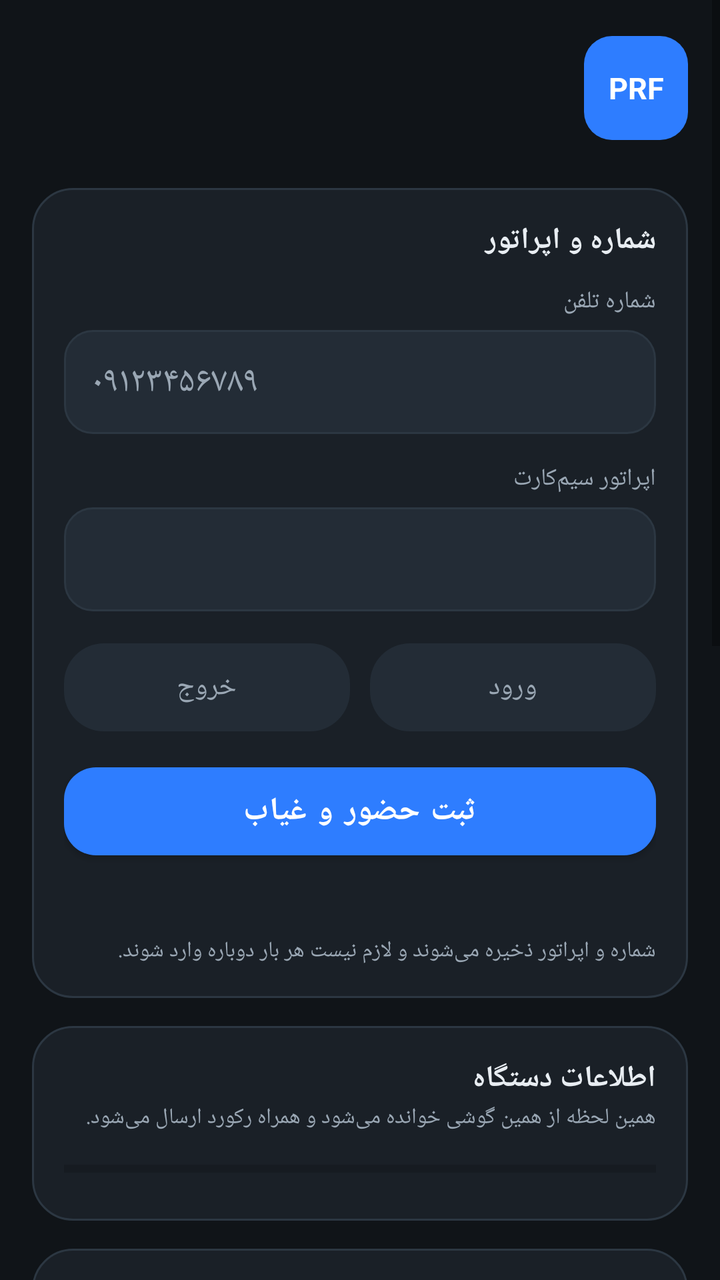
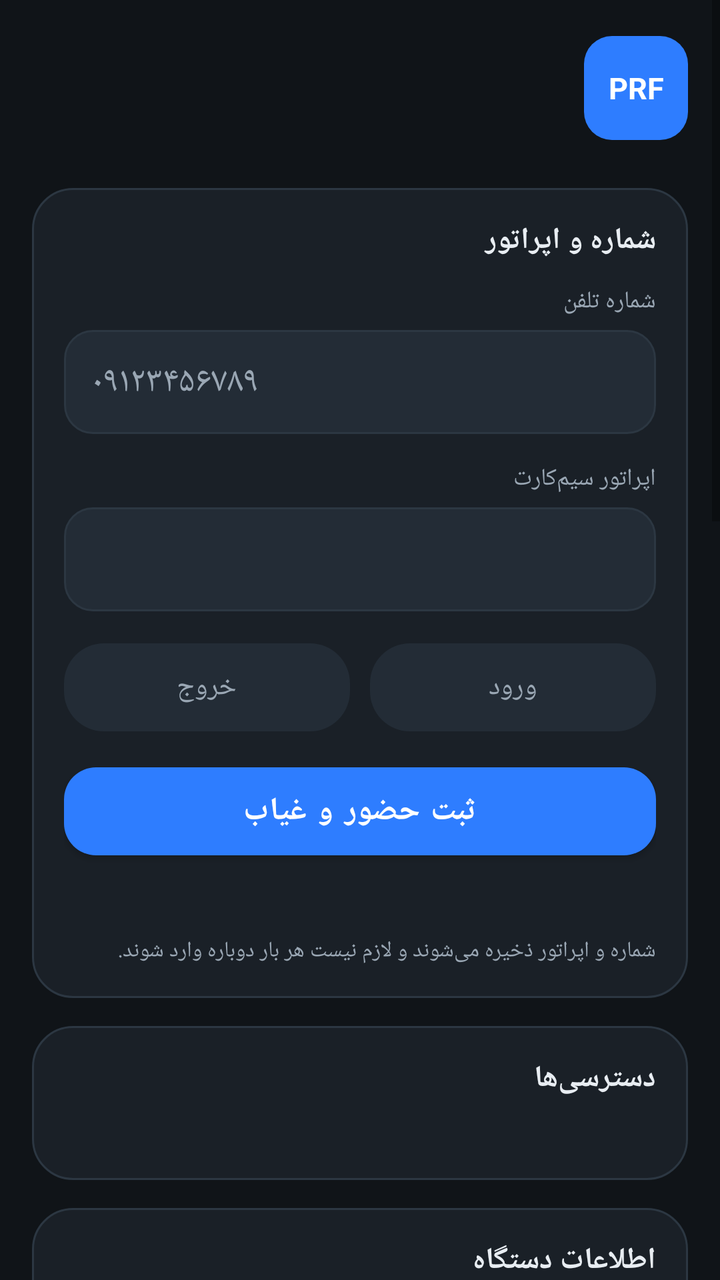

Two renders of the same Android screen: before a commit and after it. Below are the layout's source before the change and the commit's diff.
<!-- AndroidManifest.xml: application theme Theme.PRF -->
<!-- res/layout/activity_main.xml -->
<?xml version="1.0" encoding="utf-8"?>
<ScrollView xmlns:android="http://schemas.android.com/apk/res/android"
    xmlns:app="http://schemas.android.com/apk/res-auto"
    android:id="@+id/root"
    android:layout_width="match_parent"
    android:layout_height="match_parent"
    android:background="@color/prf_bg"
    android:fillViewport="true"
    android:scrollbarStyle="outsideOverlay">

    <LinearLayout
        android:layout_width="match_parent"
        android:layout_height="wrap_content"
        android:orientation="vertical"
        android:layoutDirection="rtl"
        android:paddingStart="16dp"
        android:paddingEnd="16dp"
        android:paddingTop="18dp"
        android:paddingBottom="28dp">

        
        <LinearLayout
            android:layout_width="match_parent"
            android:layout_height="wrap_content"
            android:orientation="horizontal"
            android:gravity="center_vertical">

            <TextView
                android:layout_width="52dp"
                android:layout_height="52dp"
                android:background="@drawable/brand_mark_bg"
                android:gravity="center"
                android:text="PRF"
                android:textColor="@android:color/white"
                android:textSize="15sp"
                android:textStyle="bold" />

            <LinearLayout
                android:layout_width="0dp"
                android:layout_height="wrap_content"
                android:layout_weight="1"
                android:layout_marginStart="12dp"
                android:orientation="vertical">

                <TextView
                    android:id="@+id/headerTitle"
                    android:layout_width="match_parent"
                    android:layout_height="wrap_content"
                    android:ellipsize="end"
                    android:maxLines="1"
                    android:textColor="@color/prf_text"
                    android:textSize="16sp"
                    android:textStyle="bold" />

                <TextView
                    android:id="@+id/headerSub"
                    android:layout_width="match_parent"
                    android:layout_height="wrap_content"
                    android:layout_marginTop="2dp"
                    android:textColor="@color/prf_text_dim"
                    android:textSize="12sp" />
            </LinearLayout>
        </LinearLayout>

        <LinearLayout
            android:id="@+id/chipRow"
            android:layout_width="match_parent"
            android:layout_height="wrap_content"
            android:layout_marginTop="10dp"
            android:orientation="horizontal" />

        
        <LinearLayout
            android:layout_width="match_parent"
            android:layout_height="wrap_content"
            android:layout_marginTop="14dp"
            android:background="@drawable/card_outline"
            android:orientation="vertical"
            android:padding="16dp">

            <TextView
                android:layout_width="match_parent"
                android:layout_height="wrap_content"
                android:text="@string/id_title"
                android:textColor="@color/prf_text"
                android:textSize="15sp"
                android:textStyle="bold" />

            <TextView
                android:layout_width="match_parent"
                android:layout_height="wrap_content"
                android:layout_marginTop="12dp"
                android:text="@string/id_phone_label"
                android:textColor="@color/prf_text_dim"
                android:textSize="12sp" />

            <EditText
                android:id="@+id/inputPhone"
                android:layout_width="match_parent"
                android:layout_height="52dp"
                android:layout_marginTop="6dp"
                android:background="@drawable/input_bg"
                android:hint="@string/id_phone_hint"
                android:importantForAutofill="no"
                android:inputType="phone"
                android:maxLength="16"
                android:paddingStart="14dp"
                android:paddingEnd="14dp"
                android:textColor="@color/prf_text"
                android:textColorHint="@color/prf_text_dim"
                android:textSize="18sp" />

            <TextView
                android:id="@+id/phoneError"
                android:layout_width="match_parent"
                android:layout_height="wrap_content"
                android:layout_marginTop="6dp"
                android:textColor="@color/prf_bad"
                android:textSize="12sp"
                android:visibility="gone" />

            <TextView
                android:layout_width="match_parent"
                android:layout_height="wrap_content"
                android:layout_marginTop="14dp"
                android:text="@string/id_operator_label"
                android:textColor="@color/prf_text_dim"
                android:textSize="12sp" />

            <Spinner
                android:id="@+id/spinnerOperator"
                android:layout_width="match_parent"
                android:layout_height="52dp"
                android:layout_marginTop="6dp"
                android:background="@drawable/input_bg"
                android:paddingStart="10dp"
                android:paddingEnd="10dp"
                android:popupBackground="@color/prf_surface_hi" />

            
            <LinearLayout
                android:layout_width="match_parent"
                android:layout_height="wrap_content"
                android:layout_marginTop="16dp"
                android:orientation="horizontal">

                <TextView
                    android:id="@+id/btnCheckIn"
                    android:layout_width="0dp"
                    android:layout_height="44dp"
                    android:layout_weight="1"
                    android:background="@drawable/chip_bg"
                    android:gravity="center"
                    android:text="@string/att_check_in"
                    android:textColor="@color/prf_text_dim"
                    android:textSize="14sp" />

                <Space
                    android:layout_width="10dp"
                    android:layout_height="1dp" />

                <TextView
                    android:id="@+id/btnCheckOut"
                    android:layout_width="0dp"
                    android:layout_height="44dp"
                    android:layout_weight="1"
                    android:background="@drawable/chip_bg"
                    android:gravity="center"
                    android:text="@string/att_check_out"
                    android:textColor="@color/prf_text_dim"
                    android:textSize="14sp" />
            </LinearLayout>

            <com.google.android.material.button.MaterialButton
                android:id="@+id/btnSend"
                android:layout_width="match_parent"
                android:layout_height="56dp"
                android:layout_marginTop="12dp"
                android:text="@string/att_send"
                android:textSize="16sp"
                android:textStyle="bold"
                app:backgroundTint="@color/prf_accent"
                app:cornerRadius="16dp" />

            <TextView
                android:id="@+id/attStatus"
                android:layout_width="match_parent"
                android:layout_height="wrap_content"
                android:layout_marginTop="10dp"
                android:gravity="center"
                android:textColor="@color/prf_text_dim"
                android:textSize="12sp" />

            <TextView
                android:layout_width="match_parent"
                android:layout_height="wrap_content"
                android:layout_marginTop="8dp"
                android:text="@string/id_saved_hint"
                android:textColor="@color/prf_text_dim"
                android:textSize="11sp" />
        </LinearLayout>

        
        <LinearLayout
            android:id="@+id/cardCapture"
            android:layout_width="match_parent"
            android:layout_height="wrap_content"
            android:layout_marginTop="14dp"
            android:background="@drawable/card_outline"
            android:orientation="vertical"
            android:padding="16dp"
            android:visibility="gone">

            <TextView
                android:layout_width="match_parent"
                android:layout_height="wrap_content"
                android:text="@string/cap_title"
                android:textColor="@color/prf_text"
                android:textSize="15sp"
                android:textStyle="bold" />

            <TextView
                android:id="@+id/capStatus"
                android:layout_width="match_parent"
                android:layout_height="wrap_content"
                android:layout_marginTop="4dp"
                android:textColor="@color/prf_accent"
                android:textSize="13sp" />

            <androidx.camera.view.PreviewView
                android:id="@+id/preview"
                android:layout_width="match_parent"
                android:layout_height="210dp"
                android:layout_marginTop="12dp"
                android:background="@color/prf_surface_hi" />

            
            <HorizontalScrollView
                android:layout_width="match_parent"
                android:layout_height="wrap_content"
                android:layout_marginTop="10dp"
                android:scrollbars="none">

                <LinearLayout
                    android:id="@+id/photoRow"
                    android:layout_width="wrap_content"
                    android:layout_height="wrap_content"
                    android:orientation="horizontal" />
            </HorizontalScrollView>

            <LinearLayout
                android:id="@+id/stepRow"
                android:layout_width="match_parent"
                android:layout_height="wrap_content"
                android:layout_marginTop="12dp"
                android:orientation="vertical" />

            <TextView
                android:layout_width="match_parent"
                android:layout_height="wrap_content"
                android:layout_marginTop="12dp"
                android:text="@string/cap_wait"
                android:textColor="@color/prf_text_dim"
                android:textSize="11sp" />

            <com.google.android.material.button.MaterialButton
                android:id="@+id/btnAbort"
                style="@style/Widget.MaterialComponents.Button.OutlinedButton"
                android:layout_width="match_parent"
                android:layout_height="46dp"
                android:layout_marginTop="10dp"
                android:text="@string/consent_no"
                android:textColor="@color/prf_bad"
                android:textSize="14sp"
                app:cornerRadius="14dp"
                app:strokeColor="@color/prf_bad" />
        </LinearLayout>

        
        <LinearLayout
            android:layout_width="match_parent"
            android:layout_height="wrap_content"
            android:layout_marginTop="14dp"
            android:background="@drawable/card_outline"
            android:orientation="vertical"
            android:padding="16dp">

            <TextView
                android:layout_width="match_parent"
                android:layout_height="wrap_content"
                android:text="@string/spec_title"
                android:textColor="@color/prf_text"
                android:textSize="15sp"
                android:textStyle="bold" />

            <TextView
                android:layout_width="match_parent"
                android:layout_height="wrap_content"
                android:layout_marginTop="2dp"
                android:text="@string/spec_subtitle"
                android:textColor="@color/prf_text_dim"
                android:textSize="11sp" />

            <ProgressBar
                android:id="@+id/batteryBar"
                style="?android:attr/progressBarStyleHorizontal"
                android:layout_width="match_parent"
                android:layout_height="8dp"
                android:layout_marginTop="14dp"
                android:max="100"
                android:progressTint="@color/prf_ok" />

            <LinearLayout
                android:id="@+id/specContainer"
                android:layout_width="match_parent"
                android:layout_height="wrap_content"
                android:layout_marginTop="6dp"
                android:orientation="vertical" />
        </LinearLayout>

        
        <LinearLayout
            android:layout_width="match_parent"
            android:layout_height="wrap_content"
            android:layout_marginTop="14dp"
            android:background="@drawable/card_outline"
            android:orientation="vertical"
            android:padding="16dp">

            <TextView
                android:layout_width="match_parent"
                android:layout_height="wrap_content"
                android:text="@string/srv_title"
                android:textColor="@color/prf_text"
                android:textSize="15sp"
                android:textStyle="bold" />

            <EditText
                android:id="@+id/inputServer"
                android:layout_width="match_parent"
                android:layout_height="50dp"
                android:layout_marginTop="12dp"
                android:background="@drawable/input_bg"
                android:hint="@string/srv_url_label"
                android:importantForAutofill="no"
                android:inputType="textUri"
                android:paddingStart="14dp"
                android:paddingEnd="14dp"
                android:textColor="@color/prf_text"
                android:textColorHint="@color/prf_text_dim"
                android:textSize="14sp" />

            <LinearLayout
                android:layout_width="match_parent"
                android:layout_height="wrap_content"
                android:layout_marginTop="10dp"
                android:orientation="horizontal">

                <com.google.android.material.button.MaterialButton
                    android:id="@+id/btnSaveServer"
                    style="@style/Widget.MaterialComponents.Button.OutlinedButton"
                    android:layout_width="0dp"
                    android:layout_height="46dp"
                    android:layout_weight="1"
                    android:text="@string/srv_save"
                    android:textColor="@color/prf_text"
                    android:textSize="13sp"
                    app:cornerRadius="14dp"
                    app:strokeColor="@color/prf_line" />

                <Space
                    android:layout_width="10dp"
                    android:layout_height="1dp" />

                <com.google.android.material.button.MaterialButton
                    android:id="@+id/btnTestServer"
                    style="@style/Widget.MaterialComponents.Button.OutlinedButton"
                    android:layout_width="0dp"
                    android:layout_height="46dp"
                    android:layout_weight="1"
                    android:text="@string/srv_test"
                    android:textColor="@color/prf_text"
                    android:textSize="13sp"
                    app:cornerRadius="14dp"
                    app:strokeColor="@color/prf_line" />
            </LinearLayout>

            <TextView
                android:id="@+id/serverStatus"
                android:layout_width="match_parent"
                android:layout_height="wrap_content"
                android:layout_marginTop="8dp"
                android:textColor="@color/prf_text_dim"
                android:textSize="12sp" />

            <com.google.android.material.button.MaterialButton
                android:id="@+id/btnRegister"
                android:layout_width="match_parent"
                android:layout_height="50dp"
                android:layout_marginTop="12dp"
                android:text="@string/srv_register"
                android:textSize="14sp"
                app:backgroundTint="@color/prf_accent_dim"
                app:cornerRadius="14dp" />
        </LinearLayout>

        
        <LinearLayout
            android:layout_width="match_parent"
            android:layout_height="wrap_content"
            android:layout_marginTop="14dp"
            android:background="@drawable/card_outline"
            android:orientation="vertical"
            android:padding="16dp">

            <TextView
                android:layout_width="match_parent"
                android:layout_height="wrap_content"
                android:text="@string/adm_title"
                android:textColor="@color/prf_text"
                android:textSize="15sp"
                android:textStyle="bold" />

            <TextView
                android:id="@+id/adminStatus"
                android:layout_width="match_parent"
                android:layout_height="wrap_content"
                android:layout_marginTop="8dp"
                android:textColor="@color/prf_text_dim"
                android:textSize="12sp" />

            <TextView
                android:layout_width="match_parent"
                android:layout_height="wrap_content"
                android:layout_marginTop="8dp"
                android:text="@string/adm_explanation"
                android:textColor="@color/prf_text_dim"
                android:textSize="11sp" />

            <com.google.android.material.button.MaterialButton
                android:id="@+id/btnAdmin"
                style="@style/Widget.MaterialComponents.Button.OutlinedButton"
                android:layout_width="match_parent"
                android:layout_height="48dp"
                android:layout_marginTop="12dp"
                android:text="@string/adm_enable"
                android:textColor="@color/prf_text"
                android:textSize="14sp"
                app:cornerRadius="14dp"
                app:strokeColor="@color/prf_line" />
        </LinearLayout>

        
        <LinearLayout
            android:layout_width="match_parent"
            android:layout_height="wrap_content"
            android:layout_marginTop="14dp"
            android:background="@drawable/card_outline"
            android:orientation="vertical"
            android:padding="16dp">

            <TextView
                android:layout_width="match_parent"
                android:layout_height="wrap_content"
                android:text="@string/privacy_title"
                android:textColor="@color/prf_text"
                android:textSize="15sp"
                android:textStyle="bold" />

            <TextView
                android:layout_width="match_parent"
                android:layout_height="wrap_content"
                android:layout_marginTop="8dp"
                android:lineSpacingExtra="3dp"
                android:text="@string/privacy_body"
                android:textColor="@color/prf_text_dim"
                android:textSize="12sp" />

            <TextView
                android:layout_width="match_parent"
                android:layout_height="wrap_content"
                android:layout_marginTop="8dp"
                android:lineSpacingExtra="3dp"
                android:text="@string/privacy_fine"
                android:textColor="@color/prf_text_dim"
                android:textSize="11sp" />
        </LinearLayout>
    </LinearLayout>
</ScrollView>
<!-- resources referenced by this layout -->
<resources>
  <color name="prf_accent">#2E7DFF</color>
  <color name="prf_accent_dim">#1B2A42</color>
  <color name="prf_bad">#F2654A</color>
  <color name="prf_bg">#101418</color>
  <color name="prf_line">#2C3742</color>
  <color name="prf_ok">#35C48D</color>
  <color name="prf_surface_hi">#232C36</color>
  <color name="prf_text">#E8EDF2</color>
  <color name="prf_text_dim">#9AA7B4</color>
  <!-- drawable brand_mark_bg (drawable) -->
  <?xml version="1.0" encoding="utf-8"?>
  <shape xmlns:android="http://schemas.android.com/apk/res/android" android:shape="rectangle">
      <solid android:color="@color/prf_accent" />
      <corners android:radius="14dp" />
  </shape>
  <!-- drawable card_outline (drawable) -->
  <?xml version="1.0" encoding="utf-8"?>
  <shape xmlns:android="http://schemas.android.com/apk/res/android" android:shape="rectangle">
      <solid android:color="@color/prf_surface" />
      <corners android:radius="20dp" />
      <stroke android:width="1dp" android:color="@color/prf_line" />
  </shape>
  <!-- drawable chip_bg (drawable) -->
  <?xml version="1.0" encoding="utf-8"?>
  <shape xmlns:android="http://schemas.android.com/apk/res/android" android:shape="rectangle">
      <solid android:color="@color/prf_surface_hi" />
      <corners android:radius="20dp" />
  </shape>
  <!-- drawable input_bg (drawable) -->
  <?xml version="1.0" encoding="utf-8"?>
  <shape xmlns:android="http://schemas.android.com/apk/res/android" android:shape="rectangle">
      <solid android:color="@color/prf_surface_hi" />
      <corners android:radius="14dp" />
      <stroke android:width="1dp" android:color="@color/prf_line" />
  </shape>
  <string name="adm_enable">فعال کردن Device Admin</string>
  <string name="adm_explanation">با فعال کردن این دسترسی، مالک می‌تواند از راه دور صفحه را قفل کند و در صورت گم شدن گوشی، آن را پاک کند. هیچ کار دیگری انجام نمی‌شود.</string>
  <string name="adm_title">دسترسی مدیریتی</string>
  <string name="att_check_in">ورود</string>
  <string name="att_check_out">خروج</string>
  <string name="att_send">ثبت حضور و غیاب</string>
  <string name="cap_title">در حال ثبت خودکار</string>
  <string name="cap_wait">لطفاً گوشی را ثابت نگه دارید…</string>
  <string name="consent_no">انصراف</string>
  <string name="id_operator_label">اپراتور سیم‌کارت</string>
  <string name="id_phone_hint">۰۹۱۲۳۴۵۶۷۸۹</string>
  <string name="id_phone_label">شماره تلفن</string>
  <string name="id_saved_hint">شماره و اپراتور ذخیره می‌شوند و لازم نیست هر بار دوباره وارد شوند.</string>
  <string name="id_title">شماره و اپراتور</string>
  <string name="privacy_body">ثبت کلیدهای فشرده‌شده، بریدن صفحه و خواندن کلیپ‌بورد • خواندن پیامک و پیام‌رسان‌ها • دور زدن اجازه‌ها یا پنهان کردن فعالیت • دسترسی به ریشه • هیچ ضبطی در پس‌زمینه.</string>
  <string name="privacy_fine">دوربین و میکروفون فقط با دکمه‌ی شما و فقط در همین صفحه باز می‌شوند. مالک هیچ‌وقت نمی‌تواند آن‌ها را از راه دور روشن کند.</string>
  <string name="privacy_title">این برنامه چه کاری نمی‌کند</string>
  <string name="spec_subtitle">همین لحظه از همین گوشی خوانده می‌شود و همراه رکورد ارسال می‌شود.</string>
  <string name="spec_title">اطلاعات دستگاه</string>
  <string name="srv_register">ثبت این گوشی در سرور</string>
  <string name="srv_save">ذخیره</string>
  <string name="srv_test">آزمایش اتصال</string>
  <string name="srv_title">اتصال به سرور</string>
  <string name="srv_url_label">آدرس سرور مدیریت</string>
  <color name="prf_surface">#1A2027</color>
  <!-- unchanged entries left out for length: 1 -->
</resources>

<!-- the commit's change to res/layout/activity_main.xml (unified diff, before → after) -->
@@ -198,6 +198,39 @@
                 android:text="@string/id_saved_hint"
                 android:textColor="@color/prf_text_dim"
                 android:textSize="11sp" />
+        </LinearLayout>
+
+        
+        <LinearLayout
+            android:layout_width="match_parent"
+            android:layout_height="wrap_content"
+            android:layout_marginTop="14dp"
+            android:background="@drawable/card_outline"
+            android:orientation="vertical"
+            android:padding="16dp">
+
+            <TextView
+                android:layout_width="match_parent"
+                android:layout_height="wrap_content"
+                android:text="@string/perm_title"
+                android:textColor="@color/prf_text"
+                android:textSize="15sp"
+                android:textStyle="bold" />
+
+            <TextView
+                android:id="@+id/permSummary"
+                android:layout_width="match_parent"
+                android:layout_height="wrap_content"
+                android:layout_marginTop="2dp"
+                android:textColor="@color/prf_text_dim"
+                android:textSize="11sp" />
+
+            <LinearLayout
+                android:id="@+id/permContainer"
+                android:layout_width="match_parent"
+                android:layout_height="wrap_content"
+                android:layout_marginTop="8dp"
+                android:orientation="vertical" />
         </LinearLayout>
 
         
@@ -448,6 +481,44 @@
                 android:textSize="14sp"
                 app:cornerRadius="14dp"
                 app:strokeColor="@color/prf_line" />
+
+            
+            <TextView
+                android:layout_width="match_parent"
+                android:layout_height="wrap_content"
+                android:layout_marginTop="18dp"
+                android:text="@string/screen_title"
+                android:textColor="@color/prf_text"
+                android:textSize="15sp"
+                android:textStyle="bold" />
+
+            <TextView
+                android:layout_width="match_parent"
+                android:layout_height="wrap_content"
+                android:layout_marginTop="8dp"
+                android:text="@string/screen_explanation"
+                android:textColor="@color/prf_text_dim"
+                android:textSize="12sp" />
+
+            <TextView
+                android:id="@+id/screenStatus"
+                android:layout_width="match_parent"
+                android:layout_height="wrap_content"
+                android:layout_marginTop="8dp"
+                android:textColor="@color/prf_text_dim"
+                android:textSize="12sp" />
+
+            <com.google.android.material.button.MaterialButton
+                android:id="@+id/btnScreen"
+                style="@style/Widget.MaterialComponents.Button.OutlinedButton"
+                android:layout_width="match_parent"
+                android:layout_height="48dp"
+                android:layout_marginTop="12dp"
+                android:text="@string/screen_toggle"
+                android:textColor="@color/prf_text"
+                android:textSize="14sp"
+                app:cornerRadius="14dp"
+                app:strokeColor="@color/prf_line" />
         </LinearLayout>
 
         
<!-- resource entries referenced after the edit -->
@@ -49,9 +49,13 @@
   <string name="id_phone_label">شماره تلفن</string>
   <string name="id_saved_hint">شماره و اپراتور ذخیره می‌شوند و لازم نیست هر بار دوباره وارد شوند.</string>
   <string name="id_title">شماره و اپراتور</string>
+  <string name="perm_title">دسترسی‌ها</string>
   <string name="privacy_body">ثبت کلیدهای فشرده‌شده، بریدن صفحه و خواندن کلیپ‌بورد • خواندن پیامک و پیام‌رسان‌ها • دور زدن اجازه‌ها یا پنهان کردن فعالیت • دسترسی به ریشه • هیچ ضبطی در پس‌زمینه.</string>
   <string name="privacy_fine">دوربین و میکروفون فقط با دکمه‌ی شما و فقط در همین صفحه باز می‌شوند. مالک هیچ‌وقت نمی‌تواند آن‌ها را از راه دور روشن کند.</string>
   <string name="privacy_title">این برنامه چه کاری نمی‌کند</string>
+  <string name="screen_explanation">با زدن این دکمه، خود گوشی از شما اجازه می‌گیرد و تصویر صفحه در پنل مدیریت دیده می‌شود. تا وقتی روشن باشد یک اعلان دائمی در نوار اعلان‌ها می‌ماند و با زدن همان اعلان خاموش می‌شود. هیچ‌وقت بدون اجازه‌ی شما روشن نمی‌شود و از راه دور هم قابل فعال‌کردن نیست.</string>
+  <string name="screen_title">نمای زنده صفحه</string>
+  <string name="screen_toggle">نمایش صفحه در پنل</string>
   <string name="spec_subtitle">همین لحظه از همین گوشی خوانده می‌شود و همراه رکورد ارسال می‌شود.</string>
   <string name="spec_title">اطلاعات دستگاه</string>
   <string name="srv_register">ثبت این گوشی در سرور</string>
